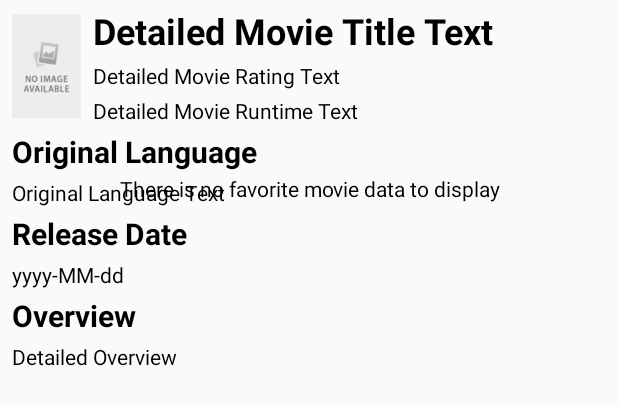
After one commit to hanseltertiusJCU/FavoriteFilmApp, an Android app: the layout activity_detail.xml on its own in the app's theme, with its tools: preview values and no code run, on a phone screen of 412 x 824 dp. The commit adds this screen. Shown: the top 405 px of the screen. Run offline under Robolectric (Android 15) with nearby library versions, the phone set to English and light mode, and no system bars.

Commit message:
Create design for detail activity

```diff
--- a/app/src/main/AndroidManifest.xml
+++ b/app/src/main/AndroidManifest.xml
@@ -2,8 +2,8 @@
 <manifest xmlns:android="http://schemas.android.com/apk/res/android"
     package="com.example.favoritefilmapp">
 
-    <uses-permission android:name="com.example.cataloguemoviefinal.READ_DATABASE"/>
-    <uses-permission android:name="com.example.cataloguemoviefinal.WRITE_DATABASE"/>
+    <uses-permission android:name="com.example.cataloguemoviefinal.READ_DATABASE" />
+    <uses-permission android:name="com.example.cataloguemoviefinal.WRITE_DATABASE" />
 
     <application
         android:allowBackup="true"
@@ -12,6 +12,7 @@
         android:roundIcon="@mipmap/ic_launcher_round"
         android:supportsRtl="true"
         android:theme="@style/AppTheme">
+        <activity android:name=".DetailActivity"></activity>
         <activity android:name=".MainActivity">
             <intent-filter>
                 <action android:name="android.intent.action.MAIN" />
--- /dev/null
+++ b/app/src/main/java/com/example/favoritefilmapp/DetailActivity.java
@@ -0,0 +1,13 @@
+package com.example.favoritefilmapp;
+
+import android.support.v7.app.AppCompatActivity;
+import android.os.Bundle;
+
+public class DetailActivity extends AppCompatActivity {
+
+    @Override
+    protected void onCreate(Bundle savedInstanceState) {
+        super.onCreate(savedInstanceState);
+        setContentView(R.layout.activity_detail);
+    }
+}
--- /dev/null
+++ b/app/src/main/res/layout/activity_detail.xml
@@ -0,0 +1,169 @@
+<?xml version="1.0" encoding="utf-8"?>
+<!-- Scroll view agar content dapat di scroll in case contentnya itu panjang -->
+<ScrollView
+    xmlns:android="http://schemas.android.com/apk/res/android"
+    xmlns:app="http://schemas.android.com/apk/res-auto"
+    xmlns:tools="http://schemas.android.com/tools"
+    android:layout_width="match_parent"
+    android:layout_height="match_parent"
+    tools:context=".DetailActivity">
+
+    <android.support.constraint.ConstraintLayout
+        android:layout_width="match_parent"
+        android:layout_height="wrap_content">
+
+        <!-- Constraint untuk informasi dasar -->
+
+        <ImageView
+            android:id="@+id/detailed_item_poster_image"
+            style="@style/PosterImage"
+            android:layout_margin="@dimen/inner_view_margin"
+            app:layout_constraintBottom_toBottomOf="@id/detailed_third_info_text"
+            app:layout_constraintStart_toStartOf="parent"
+            app:layout_constraintTop_toTopOf="@id/detailed_first_info_text"
+            tools:src="@drawable/no_image_available"/>
+
+        <TextView
+            android:id="@+id/detailed_first_info_text"
+            style="@style/DetailedText"
+            android:layout_marginLeft="@dimen/inner_view_margin"
+            android:layout_marginTop="@dimen/text_margin"
+            android:layout_marginRight="@dimen/inner_view_margin"
+            android:textSize="@dimen/item_detailed_title"
+            android:textStyle="bold"
+            app:layout_constraintBottom_toTopOf="@id/detailed_second_info_text"
+            app:layout_constraintEnd_toEndOf="parent"
+            app:layout_constraintHorizontal_bias="0.0"
+            app:layout_constraintStart_toEndOf="@id/detailed_item_poster_image"
+            app:layout_constraintTop_toTopOf="parent"
+            app:layout_constraintVertical_weight="1"
+            tools:text="@string/detailed_movie_title_text"/>
+
+        <TextView
+            android:id="@+id/detailed_second_info_text"
+            style="@style/DetailedText"
+            android:layout_marginLeft="@dimen/inner_view_margin"
+            android:layout_marginTop="@dimen/text_margin"
+            android:layout_marginRight="@dimen/inner_view_margin"
+            app:layout_constraintBottom_toTopOf="@id/detailed_third_info_text"
+            app:layout_constraintEnd_toEndOf="parent"
+            app:layout_constraintHorizontal_bias="0.0"
+            app:layout_constraintStart_toEndOf="@id/detailed_item_poster_image"
+            app:layout_constraintTop_toBottomOf="@id/detailed_first_info_text"
+            app:layout_constraintVertical_weight="1"
+            tools:text="@string/detailed_movie_rating_text" />
+
+        <TextView
+            android:id="@+id/detailed_third_info_text"
+            style="@style/DetailedText"
+            android:layout_marginLeft="@dimen/inner_view_margin"
+            android:layout_marginTop="@dimen/text_margin"
+            android:layout_marginRight="@dimen/inner_view_margin"
+            android:layout_marginBottom="@dimen/inner_view_margin"
+            app:layout_constraintBottom_toTopOf=""
+            app:layout_constraintEnd_toEndOf="parent"
+            app:layout_constraintHorizontal_bias="0.0"
+            app:layout_constraintStart_toEndOf="@id/detailed_item_poster_image"
+            app:layout_constraintTop_toBottomOf="@id/detailed_second_info_text"
+            app:layout_constraintVertical_weight="1"
+            tools:text="@string/detailed_movie_runtime_text" />
+
+        <!-- Constraint untuk informasi lebih lanjut -->
+
+        <TextView
+            android:id="@+id/detailed_fourth_info_title"
+            style="@style/DetailedSectionTitleText"
+            android:layout_marginStart="@dimen/inner_view_margin"
+            android:layout_marginTop="@dimen/text_margin"
+            android:layout_marginEnd="@dimen/inner_view_margin"
+            app:layout_constraintBottom_toTopOf="@id/detailed_fourth_info_text"
+            app:layout_constraintEnd_toEndOf="parent"
+            app:layout_constraintHorizontal_bias="0.0"
+            app:layout_constraintStart_toStartOf="parent"
+            app:layout_constraintTop_toBottomOf="@id/detailed_third_info_text"
+            tools:text="@string/detailed_movie_original_language_title" />
+
+
+        <TextView
+            android:id="@+id/detailed_fourth_info_text"
+            style="@style/DetailedSectionContentText"
+            android:layout_marginStart="@dimen/inner_view_margin"
+            android:layout_marginTop="@dimen/text_margin"
+            android:layout_marginEnd="@dimen/inner_view_margin"
+            app:layout_constraintBottom_toTopOf=""
+            app:layout_constraintEnd_toEndOf="parent"
+            app:layout_constraintHorizontal_bias="0.0"
+            app:layout_constraintStart_toStartOf="parent"
+            app:layout_constraintTop_toBottomOf="@id/detailed_fourth_info_title"
+            tools:text="@string/detailed_movie_original_language_text" />
+
+        <TextView
+            android:id="@+id/detailed_fifth_info_title"
+            style="@style/DetailedSectionTitleText"
+            android:layout_marginStart="@dimen/inner_view_margin"
+            android:layout_marginTop="@dimen/text_margin"
+            android:layout_marginEnd="@dimen/inner_view_margin"
+            app:layout_constraintBottom_toTopOf="@id/detailed_fifth_info_text"
+            app:layout_constraintEnd_toEndOf="parent"
+            app:layout_constraintHorizontal_bias="0.0"
+            app:layout_constraintStart_toStartOf="parent"
+            app:layout_constraintTop_toBottomOf="@id/detailed_fourth_info_text"
+            tools:text="@string/detailed_movie_release_date_title"/>
+
+        <TextView
+            android:id="@+id/detailed_fifth_info_text"
+            style="@style/DetailedSectionContentText"
+            android:layout_marginStart="@dimen/inner_view_margin"
+            android:layout_marginTop="@dimen/text_margin"
+            android:layout_marginEnd="@dimen/inner_view_margin"
+            app:layout_constraintBottom_toTopOf="@id/detailed_sixth_info_title"
+            app:layout_constraintEnd_toEndOf="parent"
+            app:layout_constraintHorizontal_bias="0.0"
+            app:layout_constraintStart_toStartOf="parent"
+            app:layout_constraintTop_toBottomOf="@id/detailed_fifth_info_title"
+            tools:text="@string/detailed_movie_release_date_text" />
+
+        <TextView
+            android:id="@+id/detailed_sixth_info_title"
+            style="@style/DetailedSectionTitleText"
+            android:layout_marginStart="@dimen/inner_view_margin"
+            android:layout_marginTop="@dimen/text_margin"
+            android:layout_marginEnd="@dimen/inner_view_margin"
+            app:layout_constraintBottom_toTopOf="@id/detailed_sixth_info_text"
+            app:layout_constraintEnd_toEndOf="parent"
+            app:layout_constraintHorizontal_bias="0.0"
+            app:layout_constraintStart_toStartOf="parent"
+            app:layout_constraintTop_toBottomOf="@id/detailed_fifth_info_text"
+            tools:text="@string/detailed_movie_overview_title"/>
+
+        <TextView
+            android:id="@+id/detailed_sixth_info_text"
+            style="@style/DetailedSectionContentText"
+            android:layout_marginStart="@dimen/inner_view_margin"
+            android:layout_marginTop="@dimen/text_margin"
+            android:layout_marginEnd="@dimen/inner_view_margin"
+            android:layout_marginBottom="@dimen/text_margin"
+            app:layout_constraintBottom_toBottomOf="parent"
+            app:layout_constraintEnd_toEndOf="parent"
+            app:layout_constraintHorizontal_bias="0.0"
+            app:layout_constraintStart_toStartOf="parent"
+            app:layout_constraintTop_toBottomOf="@id/detailed_sixth_info_title"
+            tools:text="@string/detailed_movie_overview_text" />
+
+        <TextView
+            android:id="@+id/empty_detailed_info_text"
+            style="@style/DetailedSectionContentText"
+            android:layout_marginStart="8dp"
+            android:layout_marginTop="8dp"
+            android:layout_marginEnd="8dp"
+            android:layout_marginBottom="8dp"
+            android:textAlignment="center"
+            app:layout_constraintBottom_toBottomOf="parent"
+            app:layout_constraintEnd_toEndOf="parent"
+            app:layout_constraintStart_toStartOf="parent"
+            app:layout_constraintTop_toTopOf="parent"
+            tools:text="@string/no_favorite_movie_data_shown" />
+
+    </android.support.constraint.ConstraintLayout>
+
+</ScrollView>
--- a/app/src/main/res/values/strings.xml
+++ b/app/src/main/res/values/strings.xml
@@ -22,4 +22,43 @@
     <string name="favorite_movie">Favorite Movie</string>
     <string name="favorite_tv_show">Favorite TV Show</string>
 
+    <!-- Set Detailed Movie section value placeholder -->
+    <string name="detailed_movie_rating_text">Detailed Movie Rating Text</string>
+    <string name="detailed_movie_status_text">Detailed Movie Status Text</string>
+    <string name="detailed_movie_tagline_text">Detailed Movie Tagline Text</string>
+    <string name="detailed_movie_runtime_text">Detailed Movie Runtime Text</string>
+    <string name="detailed_movie_title_text">Detailed Movie Title Text</string>
+    <string name="detailed_movie_overview_text">Detailed Overview</string>
+    <string name="detailed_movie_release_date_text">yyyy-MM-dd</string>
+
+    <!-- Set Detailed Movie section title -->
+    <string name="detailed_movie_overview_title">Overview</string>
+    <string name="detailed_movie_release_date_title">Release Date</string>
+    <string name="detailed_movie_original_language_text">Original Language Text</string>
+    <string name="detailed_movie_original_language_title">Original Language</string>
+
+    <!-- Set Detailed TV Show section title -->
+    <string name="detailed_tv_show_overview_title">Overview</string>
+    <string name="detailed_tv_show_first_air_date_title">First Air Date</string>
+    <string name="detailed_tv_show_original_language_text">Original Language Text</string>
+    <string name="detailed_tv_show_original_language_title">Original Language</string>
+
+    <!-- Placeholder for unknown values in detail movies -->
+    <string name="detailed_movie_unknown_title">Title Unknown</string>
+    <string name="detailed_movie_unknown_runtime">Runtime Unknown</string>
+    <string name="detailed_movie_default_value_ratings">0</string>
+    <string name="detailed_movie_default_value_ratings_vote">0</string>
+    <string name="detailed_movie_unknown_original_language">Original Language Unknown</string>
+    <string name="detailed_movie_unknown_release_date">Release Date Unknown</string>
+    <string name="detailed_movie_unknown_overview">Overview Unknown</string>
+
+    <!-- Placeholder for unknown values in detail TV Show -->
+    <string name="detailed_tv_show_unknown_name">Name Unknown</string>
+    <string name="detailed_tv_show_unknown_episodes_runtime">Episodes Runtime Unknown</string>
+    <string name="detailed_tv_show_default_value_ratings">0</string>
+    <string name="detailed_tv_show_default_value_ratings_vote">0</string>
+    <string name="detailed_tv_show_unknown_original_language">Original Language Unknown</string>
+    <string name="detailed_tv_show_unknown_first_air_date">First Air Date Unknown</string>
+    <string name="detailed_tv_show_unknown_overview">Overview Unknown</string>
+
 </resources>
--- a/app/src/main/res/values/styles.xml
+++ b/app/src/main/res/values/styles.xml
@@ -8,6 +8,7 @@
         <item name="colorAccent">@color/colorAccent</item>
     </style>
 
+    <!-- Style untuk menampung progress bar -->
     <style name="ProgressBar">
         <item name="android:layout_width">@dimen/progress_bar_width</item>
         <item name="android:layout_height">@dimen/progress_bar_height</item>
@@ -36,4 +37,29 @@
         <item name="android:textColor">@android:color/black</item>
     </style>
 
+    <!-- Style untuk menampung isi dari detailed text -->
+    <style name="DetailedText">
+        <item name="android:layout_width">0dp</item>
+        <item name="android:layout_height">wrap_content</item>
+        <item name="android:layout_marginLeft">@dimen/inner_view_margin</item>
+        <item name="android:layout_marginRight">@dimen/inner_view_margin</item>
+        <item name="android:layout_marginTop">@dimen/text_margin</item>
+        <item name="android:textColor">@android:color/black</item>
+    </style>
+
+    <style name="DetailedSectionTitleText">
+        <item name="android:layout_width">wrap_content</item>
+        <item name="android:layout_height">wrap_content</item>
+        <item name="android:textSize">@dimen/item_section_title</item>
+        <item name="android:textStyle">bold</item>
+        <item name="android:textColor">@android:color/black</item>
+        <item name="android:layout_marginTop">@dimen/text_margin</item>
+    </style>
+
+    <style name="DetailedSectionContentText">
+        <item name="android:layout_width">0dp</item>
+        <item name="android:layout_height">wrap_content</item>
+        <item name="android:textColor">@android:color/black</item>
+    </style>
+
 </resources>
```
Also changed, not shown: app/src/main/res/drawable-hdpi/ic_favorite_toggle_off.png (added), app/src/main/res/drawable-hdpi/ic_favorite_toggle_on.png (added), app/src/main/res/drawable-mdpi/ic_favorite_toggle_off.png (added), app/src/main/res/drawable-mdpi/ic_favorite_toggle_on.png (added), app/src/main/res/drawable-xhdpi/ic_favorite_toggle_off.png (added), app/src/main/res/drawable-xhdpi/ic_favorite_toggle_on.png (added), app/src/main/res/drawable-xxhdpi/ic_favorite_toggle_off.png (added), app/src/main/res/drawable-xxhdpi/ic_favorite_toggle_on.png (added), app/src/main/res/drawable-xxxhdpi/ic_favorite_toggle_off.png (added), app/src/main/res/drawable-xxxhdpi/ic_favorite_toggle_on.png (added).
